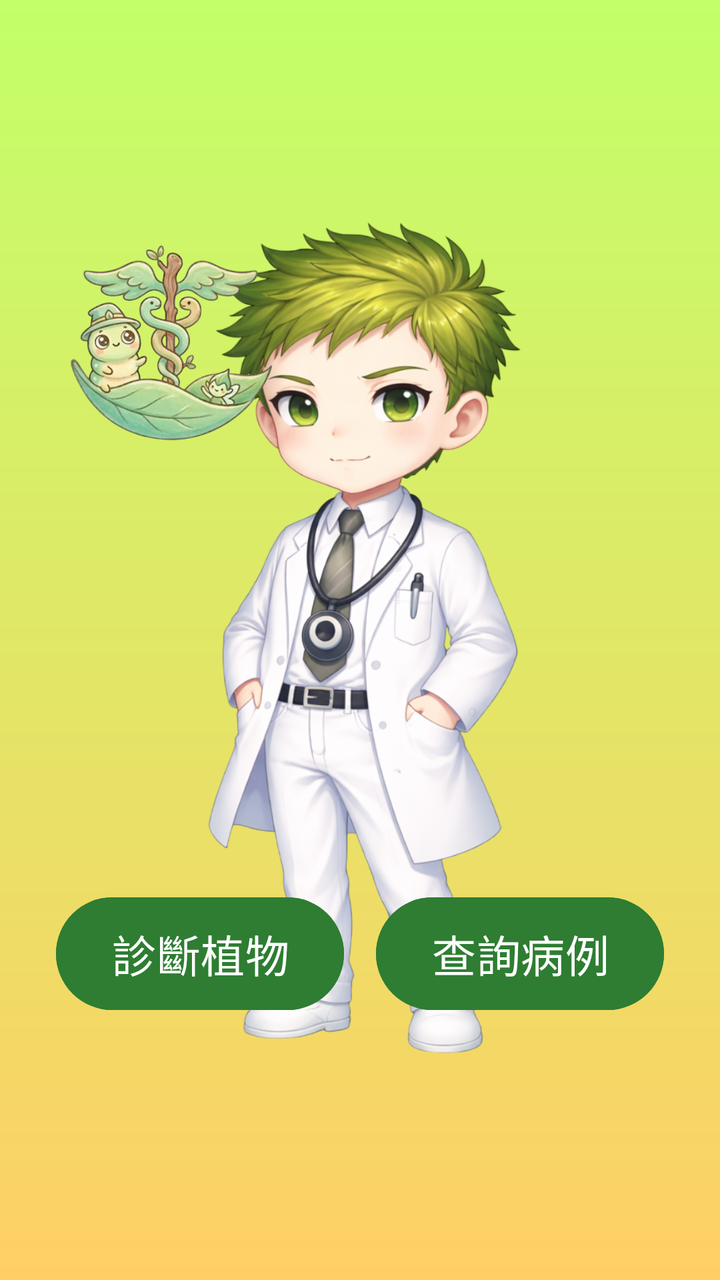
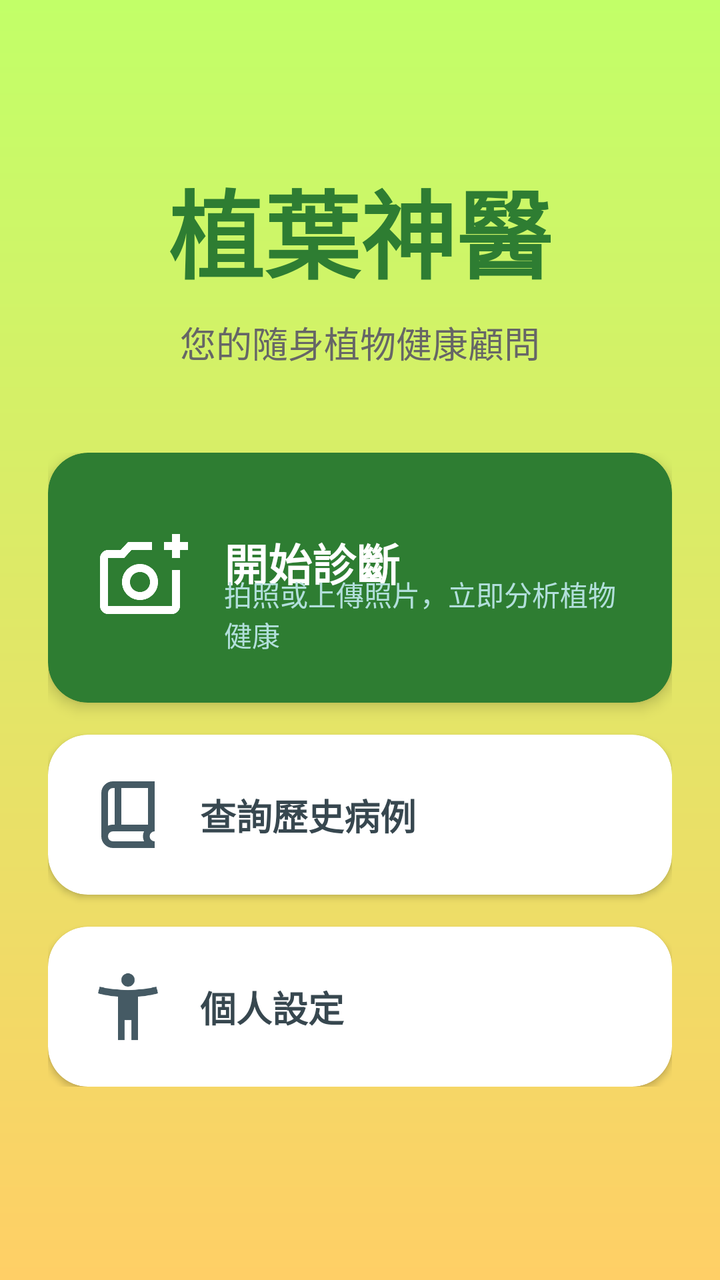

Compare the two renders of this Android layout. The source of the first and the diff that turns it into the second are given below.
<!-- AndroidManifest.xml: application theme Theme.PlantDoctor -->
<!-- res/layout/activity_home.xml -->
<?xml version="1.0" encoding="utf-8"?>
<androidx.constraintlayout.widget.ConstraintLayout
    xmlns:android="http://schemas.android.com/apk/res/android"
    xmlns:app="http://schemas.android.com/apk/res-auto"
    xmlns:tools="http://schemas.android.com/tools"
    android:layout_width="match_parent"
    android:layout_height="match_parent"
    android:background="@drawable/gradient_background"
    android:id="@+id/home_root_layout"
    tools:context=".HomeActivity">

    <ImageView
        android:id="@+id/img_doctor_full"
        android:layout_width="0dp"
        android:layout_height="0dp"
        android:scaleType="fitCenter"
        android:src="@drawable/doctor"
        android:layout_marginStart="16dp"
        android:layout_marginEnd="16dp"
        android:layout_marginTop="16dp"
        android:layout_marginBottom="16dp"
        app:layout_constraintBottom_toBottomOf="parent"
        app:layout_constraintEnd_toEndOf="parent"
        app:layout_constraintStart_toStartOf="parent"
        app:layout_constraintTop_toTopOf="parent" />

    <ImageButton
        android:id="@+id/btn_settings"
        android:layout_width="0dp"
        android:layout_height="0dp"
        android:layout_marginStart="15dp"
        android:layout_marginTop="100dp"
        android:background="?android:attr/selectableItemBackgroundBorderless"
        android:contentDescription="個人設定"
        android:scaleType="fitCenter"
        android:src="@drawable/ic_settings_logo"
        app:layout_constraintWidth_percent="0.30"
        app:layout_constraintDimensionRatio="1:1"
        app:layout_constraintStart_toStartOf="@+id/img_doctor_full"
        app:layout_constraintTop_toTopOf="@+id/img_doctor_full" />

    <Button
        android:id="@+id/btn_history"
        android:layout_width="0dp"
        android:layout_height="wrap_content"
        android:layout_marginEnd="12dp"
        android:layout_marginBottom="115dp"
        android:backgroundTint="#2E7D32"
        android:paddingHorizontal="16dp"
        android:paddingVertical="12dp"
        android:text="查詢病例"
        android:textColor="#FFFFFF"
        android:textSize="22sp"
        app:backgroundTint="@null"
        app:layout_constraintWidth_percent="0.4"
        app:layout_constraintBottom_toBottomOf="@+id/img_doctor_full"
        app:layout_constraintEnd_toEndOf="@+id/img_doctor_full" />
    <Button
        android:id="@+id/btn_diagnose"
        android:layout_width="0dp"
        android:layout_height="wrap_content"
        android:layout_marginStart="12dp"
        android:layout_marginBottom="115dp"
        android:backgroundTint="#2E7D32"
        android:paddingHorizontal="16dp"
        android:paddingVertical="12dp"
        android:text="診斷植物"
        android:textColor="#FFFFFF"
        android:textSize="22sp"
        app:backgroundTint="@null"
        app:layout_constraintWidth_percent="0.4"
        app:layout_constraintBottom_toBottomOf="@+id/img_doctor_full"
        app:layout_constraintStart_toStartOf="@+id/img_doctor_full" />

</androidx.constraintlayout.widget.ConstraintLayout>
<!-- resources referenced by this layout -->
<resources>
  <!-- drawable doctor: png bitmap (drawable, 601296 bytes) -->
  <!-- drawable gradient_background (drawable) -->
  <?xml version="1.0" encoding="utf-8"?>
  <shape xmlns:android="http://schemas.android.com/apk/res/android"
      android:shape="rectangle">
      <gradient
          android:startColor="#C2FF68"
          android:endColor="#FFCF66"
          android:angle="270" /> </shape>
  <!-- drawable ic_settings_logo: png bitmap (drawable, 305676 bytes) -->
  <style name="Theme.PlantDoctor" parent="Base.Theme.PlantDoctor" />
  <style name="Base.Theme.PlantDoctor" parent="Theme.Material3.DayNight.NoActionBar">
          
          
      </style>
</resources>

<!-- the commit's change to res/layout/activity_home.xml (unified diff, before → after) -->
@@ -6,70 +6,182 @@
     android:layout_width="match_parent"
     android:layout_height="match_parent"
     android:background="@drawable/gradient_background"
-    android:id="@+id/home_root_layout"
     tools:context=".HomeActivity">
 
-    <ImageView
-        android:id="@+id/img_doctor_full"
-        android:layout_width="0dp"
-        android:layout_height="0dp"
-        android:scaleType="fitCenter"
-        android:src="@drawable/doctor"
-        android:layout_marginStart="16dp"
-        android:layout_marginEnd="16dp"
-        android:layout_marginTop="16dp"
-        android:layout_marginBottom="16dp"
-        app:layout_constraintBottom_toBottomOf="parent"
+    <TextView
+        android:id="@+id/tv_home_title"
+        android:layout_width="wrap_content"
+        android:layout_height="wrap_content"
+        android:layout_marginTop="80dp"
+        android:text="植葉神醫"
+        android:textColor="#2E7D32"
+        android:textSize="48sp"
+        android:textStyle="bold"
         app:layout_constraintEnd_toEndOf="parent"
         app:layout_constraintStart_toStartOf="parent"
         app:layout_constraintTop_toTopOf="parent" />
 
-    <ImageButton
-        android:id="@+id/btn_settings"
-        android:layout_width="0dp"
-        android:layout_height="0dp"
-        android:layout_marginStart="15dp"
-        android:layout_marginTop="100dp"
-        android:background="?android:attr/selectableItemBackgroundBorderless"
-        android:contentDescription="個人設定"
-        android:scaleType="fitCenter"
-        android:src="@drawable/ic_settings_logo"
-        app:layout_constraintWidth_percent="0.30"
-        app:layout_constraintDimensionRatio="1:1"
-        app:layout_constraintStart_toStartOf="@+id/img_doctor_full"
-        app:layout_constraintTop_toTopOf="@+id/img_doctor_full" />
+    <TextView
+        android:id="@+id/tv_home_subtitle"
+        android:layout_width="wrap_content"
+        android:layout_height="wrap_content"
+        android:layout_marginTop="8dp"
+        android:text="您的隨身植物健康顧問"
+        android:textColor="#666666"
+        android:textSize="18sp"
+        app:layout_constraintEnd_toEndOf="parent"
+        app:layout_constraintStart_toStartOf="parent"
+        app:layout_constraintTop_toBottomOf="@id/tv_home_title" />
 
-    <Button
-        android:id="@+id/btn_history"
+    <LinearLayout
+        android:id="@+id/layout_menu_container"
         android:layout_width="0dp"
         android:layout_height="wrap_content"
-        android:layout_marginEnd="12dp"
-        android:layout_marginBottom="115dp"
-        android:backgroundTint="#2E7D32"
-        android:paddingHorizontal="16dp"
-        android:paddingVertical="12dp"
-        android:text="查詢病例"
-        android:textColor="#FFFFFF"
-        android:textSize="22sp"
-        app:backgroundTint="@null"
-        app:layout_constraintWidth_percent="0.4"
-        app:layout_constraintBottom_toBottomOf="@+id/img_doctor_full"
-        app:layout_constraintEnd_toEndOf="@+id/img_doctor_full" />
-    <Button
-        android:id="@+id/btn_diagnose"
-        android:layout_width="0dp"
-        android:layout_height="wrap_content"
-        android:layout_marginStart="12dp"
-        android:layout_marginBottom="115dp"
-        android:backgroundTint="#2E7D32"
-        android:paddingHorizontal="16dp"
-        android:paddingVertical="12dp"
-        android:text="診斷植物"
-        android:textColor="#FFFFFF"
-        android:textSize="22sp"
-        app:backgroundTint="@null"
-        app:layout_constraintWidth_percent="0.4"
-        app:layout_constraintBottom_toBottomOf="@+id/img_doctor_full"
-        app:layout_constraintStart_toStartOf="@+id/img_doctor_full" />
+        android:orientation="vertical"
+        android:padding="24dp"
+        app:layout_constraintBottom_toBottomOf="parent"
+        app:layout_constraintEnd_toEndOf="parent"
+        app:layout_constraintStart_toStartOf="parent"
+        app:layout_constraintTop_toBottomOf="@id/tv_home_subtitle"
+        app:layout_constraintVertical_bias="0.2">
+
+        
+        <androidx.cardview.widget.CardView
+            android:id="@+id/card_diagnose"
+            android:layout_width="match_parent"
+            android:layout_height="wrap_content"
+            app:cardCornerRadius="20dp"
+            app:cardElevation="4dp"
+            app:cardBackgroundColor="#2E7D32">
+
+            <androidx.constraintlayout.widget.ConstraintLayout
+                android:layout_width="match_parent"
+                android:layout_height="wrap_content"
+                android:padding="24dp">
+
+                <ImageView
+                    android:id="@+id/iv_diagnose_icon"
+                    android:layout_width="48dp"
+                    android:layout_height="48dp"
+                    android:src="@drawable/ic_camera"
+                    app:tint="@android:color/white"
+                    app:layout_constraintStart_toStartOf="parent"
+                    app:layout_constraintTop_toTopOf="parent"
+                    app:layout_constraintBottom_toBottomOf="parent"/>
+
+                <TextView
+                    android:id="@+id/tv_diagnose_title"
+                    android:layout_width="0dp"
+                    android:layout_height="wrap_content"
+                    android:layout_marginStart="16dp"
+                    android:text="開始診斷"
+                    android:textColor="@android:color/white"
+                    android:textSize="22sp"
+                    android:textStyle="bold"
+                    app:layout_constraintStart_toEndOf="@id/iv_diagnose_icon"
+                    app:layout_constraintEnd_toEndOf="parent"
+                    app:layout_constraintTop_toTopOf="@id/iv_diagnose_icon" />
+
+                <TextView
+                    android:id="@+id/tv_diagnose_subtitle"
+                    android:layout_width="0dp"
+                    android:layout_height="wrap_content"
+                    android:layout_marginTop="4dp"
+                    android:text="拍照或上傳照片，立即分析植物健康"
+                    android:textColor="#B2DFDB"
+                    android:textSize="14sp"
+                    app:layout_constraintStart_toStartOf="@id/tv_diagnose_title"
+                    app:layout_constraintEnd_toEndOf="parent"
+                    app:layout_constraintTop_toBottomOf="@id/tv_diagnose_title"
+                    app:layout_constraintBottom_toBottomOf="@id/iv_diagnose_icon"/>
+
+            </androidx.constraintlayout.widget.ConstraintLayout>
+        </androidx.cardview.widget.CardView>
+
+        <androidx.cardview.widget.CardView
+            android:id="@+id/card_history"
+            android:layout_width="match_parent"
+            android:layout_height="wrap_content"
+            android:layout_marginTop="16dp"
+            app:cardCornerRadius="20dp"
+            app:cardElevation="2dp"
+            app:cardBackgroundColor="@android:color/white">
+
+            <androidx.constraintlayout.widget.ConstraintLayout
+                android:layout_width="match_parent"
+                android:layout_height="wrap_content"
+                android:padding="20dp">
+
+                <ImageView
+                    android:id="@+id/iv_history_icon"
+                    android:layout_width="40dp"
+                    android:layout_height="40dp"
+                    android:src="@drawable/ic_history"
+                    app:tint="#455A64"
+                    app:layout_constraintStart_toStartOf="parent"
+                    app:layout_constraintTop_toTopOf="parent"
+                    app:layout_constraintBottom_toBottomOf="parent"/>
+
+                <TextView
+                    android:id="@+id/tv_history_title"
+                    android:layout_width="0dp"
+                    android:layout_height="wrap_content"
+                    android:layout_marginStart="16dp"
+                    android:text="查詢歷史病例"
+                    android:textColor="#37474F"
+                    android:textSize="18sp"
+                    android:textStyle="bold"
+                    app:layout_constraintStart_toEndOf="@id/iv_history_icon"
+                    app:layout_constraintEnd_toEndOf="parent"
+                    app:layout_constraintTop_toTopOf="parent"
+                    app:layout_constraintBottom_toBottomOf="parent"/>
+
+            </androidx.constraintlayout.widget.ConstraintLayout>
+        </androidx.cardview.widget.CardView>
+
+        <androidx.cardview.widget.CardView
+            android:id="@+id/card_settings"
+            android:layout_width="match_parent"
+            android:layout_height="wrap_content"
+            android:layout_marginTop="16dp"
+            app:cardCornerRadius="20dp"
+            app:cardElevation="2dp"
+            app:cardBackgroundColor="@android:color/white">
+
+            <androidx.constraintlayout.widget.ConstraintLayout
+                android:layout_width="match_parent"
+                android:layout_height="wrap_content"
+                android:padding="20dp">
+
+                <ImageView
+                    android:id="@+id/iv_settings_icon"
+                    android:layout_width="40dp"
+                    android:layout_height="40dp"
+                    android:src="@drawable/ic_settings"
+                    app:tint="#455A64"
+                    app:layout_constraintStart_toStartOf="parent"
+                    app:layout_constraintTop_toTopOf="parent"
+                    app:layout_constraintBottom_toBottomOf="parent"/>
+
+                <TextView
+                    android:id="@+id/tv_settings_title"
+                    android:layout_width="0dp"
+                    android:layout_height="wrap_content"
+                    android:layout_marginStart="16dp"
+                    android:text="個人設定"
+                    android:textColor="#37474F"
+                    android:textSize="18sp"
+                    android:textStyle="bold"
+                    app:layout_constraintStart_toEndOf="@id/iv_settings_icon"
+                    app:layout_constraintEnd_toEndOf="parent"
+                    app:layout_constraintTop_toTopOf="parent"
+                    app:layout_constraintBottom_toBottomOf="parent"/>
+
+            </androidx.constraintlayout.widget.ConstraintLayout>
+        </androidx.cardview.widget.CardView>
+
+
+
+    </LinearLayout>
 
 </androidx.constraintlayout.widget.ConstraintLayout>
<!-- resource entries referenced after the edit -->
@@ -1,6 +1,5 @@
 <!-- resources referenced by this layout -->
 <resources>
-  <!-- drawable doctor: png bitmap (drawable, 601296 bytes) -->
   <!-- drawable gradient_background (drawable) -->
   <?xml version="1.0" encoding="utf-8"?>
   <shape xmlns:android="http://schemas.android.com/apk/res/android"
@@ -9,7 +8,24 @@
           android:startColor="#C2FF68"
           android:endColor="#FFCF66"
           android:angle="270" /> </shape>
-  <!-- drawable ic_settings_logo: png bitmap (drawable, 305676 bytes) -->
+  <!-- drawable ic_camera (drawable) -->
+  <vector xmlns:android="http://schemas.android.com/apk/res/android" android:height="24dp" android:tint="#000000" android:viewportHeight="960" android:viewportWidth="960" android:width="24dp">
+        
+      <path android:fillColor="@android:color/white" android:pathData="M440,520L440,520L440,520L440,520L440,520L440,520Q440,520 440,520Q440,520 440,520L440,520Q440,520 440,520Q440,520 440,520L440,520Q440,520 440,520Q440,520 440,520L440,520L440,520ZM120,840Q87,840 63.5,816.5Q40,793 40,760L40,280Q40,247 63.5,223.5Q87,200 120,200L246,200L320,120L560,120L560,200L355,200L282,280L120,280Q120,280 120,280Q120,280 120,280L120,760Q120,760 120,760Q120,760 120,760L760,760Q760,760 760,760Q760,760 760,760L760,400L840,400L840,760Q840,793 816.5,816.5Q793,840 760,840L120,840ZM760,280L760,200L680,200L680,120L760,120L760,40L840,40L840,120L920,120L920,200L840,200L840,280L760,280ZM440,700Q515,700 567.5,647.5Q620,595 620,520Q620,445 567.5,392.5Q515,340 440,340Q365,340 312.5,392.5Q260,445 260,520Q260,595 312.5,647.5Q365,700 440,700ZM440,620Q398,620 369,591Q340,562 340,520Q340,478 369,449Q398,420 440,420Q482,420 511,449Q540,478 540,520Q540,562 511,591Q482,620 440,620Z"/>
+      
+  </vector>
+  <!-- drawable ic_history (drawable) -->
+  <vector xmlns:android="http://schemas.android.com/apk/res/android" android:height="24dp" android:tint="#000000" android:viewportHeight="960" android:viewportWidth="960" android:width="24dp">
+        
+      <path android:fillColor="@android:color/white" android:pathData="M300,880Q242,880 201,839Q160,798 160,740L160,220Q160,162 201,121Q242,80 300,80L800,80L800,680Q775,680 757.5,697.5Q740,715 740,740Q740,765 757.5,782.5Q775,800 800,800L800,880L300,880ZM240,613Q254,606 269,603Q284,600 300,600L320,600L320,160L300,160Q275,160 257.5,177.5Q240,195 240,220L240,613ZM400,600L720,600L720,160L400,160L400,600ZM240,613Q240,613 240,613Q240,613 240,613L240,613L240,160L240,160Q240,160 240,160Q240,160 240,160L240,613ZM300,800L673,800Q667,786 663.5,771.5Q660,757 660,740Q660,724 663,709Q666,694 673,680L300,680Q274,680 257,697.5Q240,715 240,740Q240,766 257,783Q274,800 300,800Z"/>
+      
+  </vector>
+  <!-- drawable ic_settings (drawable) -->
+  <vector xmlns:android="http://schemas.android.com/apk/res/android" android:height="24dp" android:tint="#000000" android:viewportHeight="960" android:viewportWidth="960" android:width="24dp">
+        
+      <path android:fillColor="@android:color/white" android:pathData="M423.5,216.5Q400,193 400,160Q400,127 423.5,103.5Q447,80 480,80Q513,80 536.5,103.5Q560,127 560,160Q560,193 536.5,216.5Q513,240 480,240Q447,240 423.5,216.5ZM360,880L360,360Q300,355 238,345Q176,335 120,320L140,240Q218,261 306,270.5Q394,280 480,280Q566,280 654,270.5Q742,261 820,240L840,320Q784,335 722,345Q660,355 600,360L600,880L520,880L520,640L440,640L440,880L360,880Z"/>
+      
+  </vector>
   <style name="Theme.PlantDoctor" parent="Base.Theme.PlantDoctor" />
   <style name="Base.Theme.PlantDoctor" parent="Theme.Material3.DayNight.NoActionBar">
           
